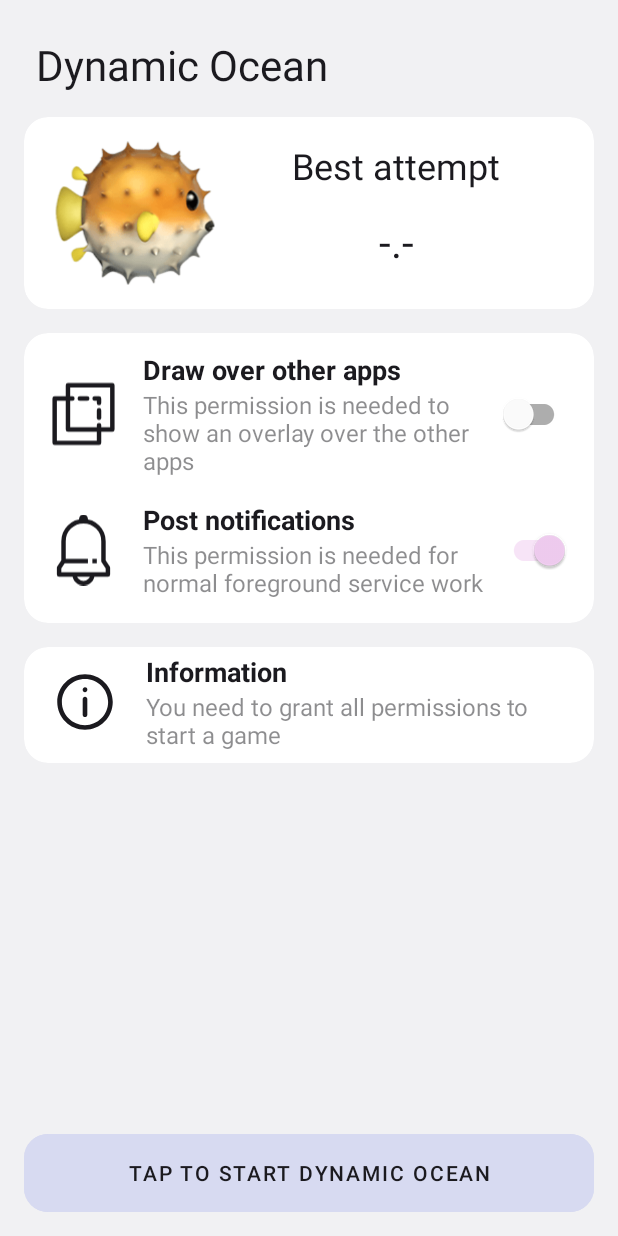
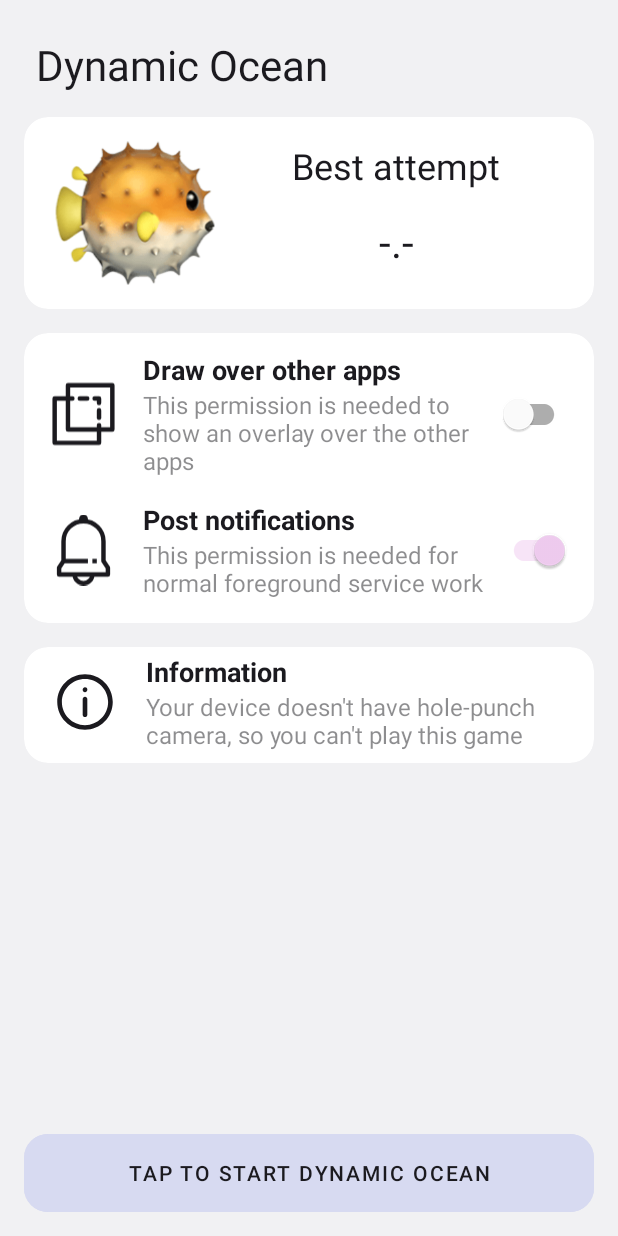
Before and after one commit to ashpakouski/DynamicOcean-Android, an Android app: the screen it shows after launch (MainActivity), on a phone screen of 412 x 824 dp. Run offline under Robolectric (Android 15) with nearby library versions, the phone set to English and light mode, and no system bars.

Commit message:
Move strings to resources

```diff
--- a/app/src/main/java/com/shpakovskiy/dynamicocean/MainActivity.kt
+++ b/app/src/main/java/com/shpakovskiy/dynamicocean/MainActivity.kt
@@ -1,18 +1,14 @@
 package com.shpakovskiy.dynamicocean
 
 import android.Manifest
-import android.animation.ObjectAnimator
 import android.content.Intent
 import android.graphics.RectF
 import android.os.Build
 import android.os.Bundle
 import android.provider.Settings
 import android.util.Log
-import android.view.View
 import android.view.WindowInsets
 import android.widget.TextView
-import android.widget.Toast
-import android.widget.ViewAnimator
 import androidx.activity.result.contract.ActivityResultContracts
 import androidx.appcompat.app.AppCompatActivity
 import androidx.core.app.NotificationManagerCompat
@@ -45,9 +41,13 @@ class MainActivity : AppCompatActivity() {
     // Permissions
     private var isOverlayPermissionGranted = false
     private var isNotificationsPermissionGranted = false
+    private var isDisplayCutoutExist = false
 
     private fun areRequiredPermissionsGranted(): Boolean =
         isOverlayPermissionGranted && isNotificationsPermissionGranted
+
+    private fun areSystemRequirementsSatisfied(): Boolean =
+        areRequiredPermissionsGranted() && isDisplayCutoutExist
 
     private val notificationPermissionLauncher = registerForActivityResult(
         ActivityResultContracts.RequestPermission()
@@ -158,6 +158,10 @@ class MainActivity : AppCompatActivity() {
                     bottom = rect.bottom.toFloat()
                 )
             }
+
+            isDisplayCutoutExist = true
+            displayPermissionsStatus()
+            updateWarningView()
         } else {
             Log.e(TAG, "There is no display cutout")
         }
@@ -174,28 +178,32 @@ class MainActivity : AppCompatActivity() {
         notificationsSwitch.isChecked = isNotificationsPermissionGranted
         notificationsSwitch.isClickable = !isNotificationsPermissionGranted
 
-        oceanLauncherButton.isEnabled = areRequiredPermissionsGranted()
+        oceanLauncherButton.isEnabled = areSystemRequirementsSatisfied()
     }
 
     // `isServiceRunning` parameter has to be added, as service doesn't change
     // corresponding value quick enough bu itself
     private fun updateActivationButton(isServiceRunning: Boolean = DynamicOceanService.isRunning) {
         oceanLauncherButton.text = if (isServiceRunning) {
-            "Tap to stop dynamic ocean"
+            resources.getText(R.string.menu_button_activation_enabled)
         } else {
-            "Tap to start dynamic ocean"
+            resources.getText(R.string.menu_button_activation_disabled)
         }
     }
 
     private fun updateWarningView(isServiceRunning: Boolean = DynamicOceanService.isRunning) {
+        if (!isDisplayCutoutExist) {
+            warningView.text = resources.getText(R.string.error_no_cutout)
+            return
+        }
+
         if (!areRequiredPermissionsGranted()) {
-            warningView.text = "You need to grant all permissions to start a game"
+            warningView.text = resources.getText(R.string.permission_request_all)
         } else {
             if (isServiceRunning) {
-                warningView.text = "Don't forget to stop Dynamic Ocean, when you are not using it to prevent unwanted battery drain"
+                warningView.text = resources.getText(R.string.warning_battery_drain)
             } else {
-                warningView.text =
-                    "• Tap the button below to start the Dynamic Ocean\n• Shake your device to activate game field and tilt it to trap the Blowfish in a camera hole"
+                warningView.text = resources.getText(R.string.game_rules_short)
             }
         }
     }
--- a/app/src/main/res/layout/activity_main.xml
+++ b/app/src/main/res/layout/activity_main.xml
@@ -61,7 +61,7 @@
                     android:layout_width="match_parent"
                     android:layout_height="0dp"
                     android:layout_weight="1"
-                    android:text="Best attempt"
+                    android:text="@string/menu_field_best_attempt"
                     android:textAlignment="center"
                     android:textColor="@color/text_color"
                     android:textSize="24sp" />
@@ -71,7 +71,7 @@
                     android:layout_width="match_parent"
                     android:layout_height="0dp"
                     android:layout_weight="1"
-                    android:text="-.-"
+                    android:text="@string/menu_field_best_time_default"
                     android:textAlignment="center"
                     android:textColor="@color/text_color"
                     android:textSize="28sp" />
@@ -130,7 +130,7 @@
                     <TextView
                         android:layout_width="wrap_content"
                         android:layout_height="wrap_content"
-                        android:text="Draw over other apps"
+                        android:text="@string/permission_title_overlay"
                         android:textColor="@color/text_color"
                         android:textSize="18sp"
                         android:textStyle="bold" />
@@ -139,7 +139,7 @@
                         android:layout_width="wrap_content"
                         android:layout_height="wrap_content"
                         android:alpha="0.5"
-                        android:text="This permission is needed to show an overlay over the other apps"
+                        android:text="@string/permission_description_overlay"
                         android:textColor="@color/text_color"
                         android:textSize="16sp" />
                 </LinearLayout>
@@ -185,7 +185,7 @@
                     <TextView
                         android:layout_width="wrap_content"
                         android:layout_height="wrap_content"
-                        android:text="Post notifications"
+                        android:text="@string/permission_title_notifications"
                         android:textColor="@color/text_color"
                         android:textSize="18sp"
                         android:textStyle="bold" />
@@ -194,7 +194,7 @@
                         android:layout_width="wrap_content"
                         android:layout_height="wrap_content"
                         android:alpha="0.5"
-                        android:text="This permission is needed for normal foreground service work"
+                        android:text="@string/permission_description_notifications"
                         android:textColor="@color/text_color"
                         android:textSize="16sp" />
                 </LinearLayout>
@@ -254,7 +254,7 @@
                 <TextView
                     android:layout_width="wrap_content"
                     android:layout_height="wrap_content"
-                    android:text="Information"
+                    android:text="@string/menu_field_information"
                     android:textColor="@color/text_color"
                     android:textSize="18sp"
                     android:textStyle="bold" />
@@ -278,7 +278,7 @@
         android:layout_marginHorizontal="16dp"
         android:layout_marginBottom="10dp"
         android:backgroundTint="@color/button_color"
-        android:text="Tap to start Dynamic Ocean"
+        android:text="@string/menu_button_activation_disabled"
         android:textColor="@color/text_color"
         app:cornerRadius="16dp"
         app:layout_constraintBottom_toBottomOf="parent"
--- a/app/src/main/res/layout/dynamic_ocean.xml
+++ b/app/src/main/res/layout/dynamic_ocean.xml
@@ -24,7 +24,7 @@
             android:id="@+id/game_object"
             android:layout_width="0dp"
             android:layout_height="0dp"
-            android:contentDescription="Blowfish"
+            android:contentDescription="@string/game_object_blowfish"
             android:src="@drawable/blowfish" />
     </com.shpakovskiy.dynamicocean.view.ExpandableCard>
 </LinearLayout>
--- a/app/src/main/res/values/strings.xml
+++ b/app/src/main/res/values/strings.xml
@@ -1,3 +1,24 @@
 <resources>
     <string name="app_name">Dynamic Ocean</string>
+
+    <string name="game_object_blowfish">Blowfish</string>
+
+    <string name="menu_field_best_attempt">Best attempt</string>
+    <string name="menu_field_best_time_default">-.-</string>
+    <string name="menu_field_information">Information</string>
+    <string name="menu_button_activation_disabled">Tap to start Dynamic Ocean</string>
+    <string name="menu_button_activation_enabled">Tap to stop Dynamic Ocean</string>
+
+    <string name="permission_title_overlay">Draw over other apps</string>
+    <string name="permission_title_notifications">Post notifications</string>
+    <string name="permission_description_overlay">This permission is needed to show an overlay over the other apps</string>
+    <string name="permission_description_notifications">This permission is needed for normal foreground service work</string>
+
+    <string name="permission_request_all">You need to grant all permissions to start a game</string>
+
+    <string name="error_no_cutout">Your device doesn\'t have hole\-punch camera, so you can\'t play this game</string>
+
+    <string name="warning_battery_drain">Don\'t forget to stop Dynamic Ocean, when you are not using it to prevent unwanted battery drain</string>
+
+    <string name="game_rules_short">• Tap the button below to start the Dynamic Ocean\n• Shake your device to activate game field and tilt it to trap the Blowfish in a camera hole</string>
 </resources>
```
